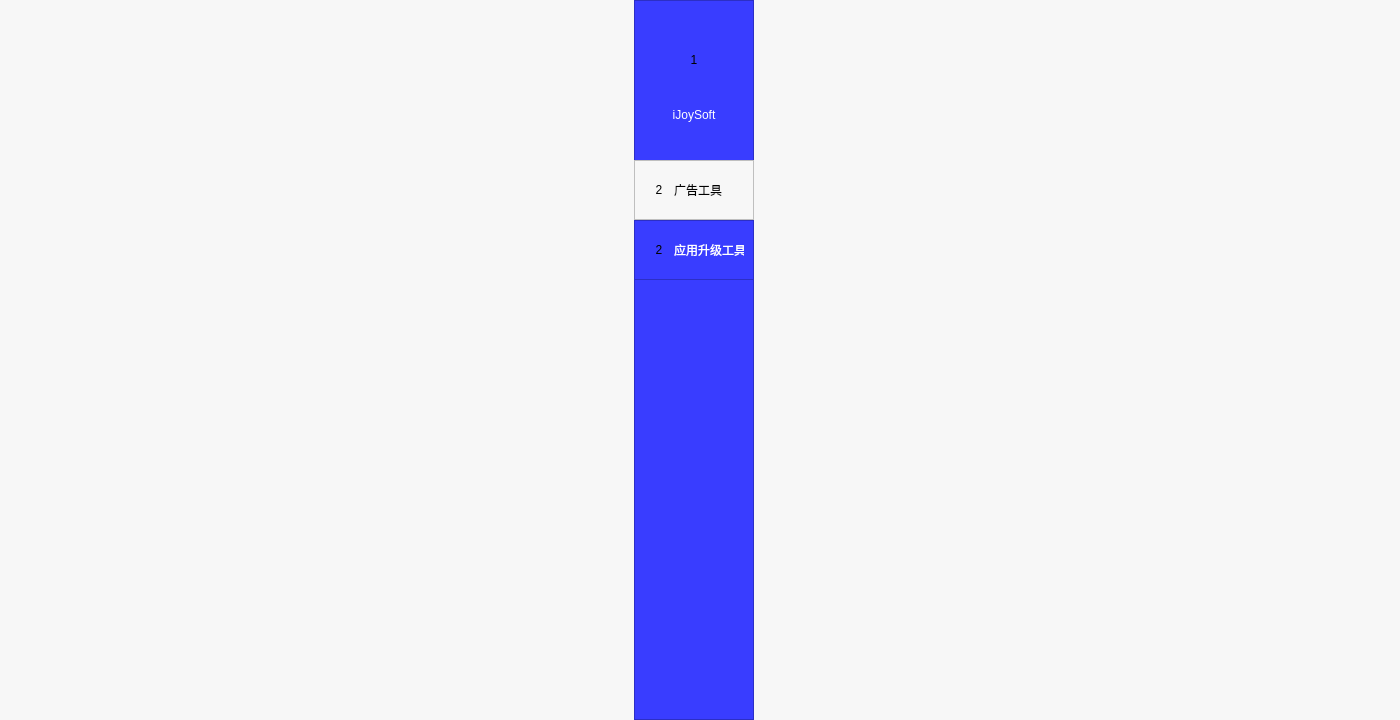
First picture: the form in gui/main/main_window_ui.ui, repository WanKaKa/IjsGiftWall, before the edit.
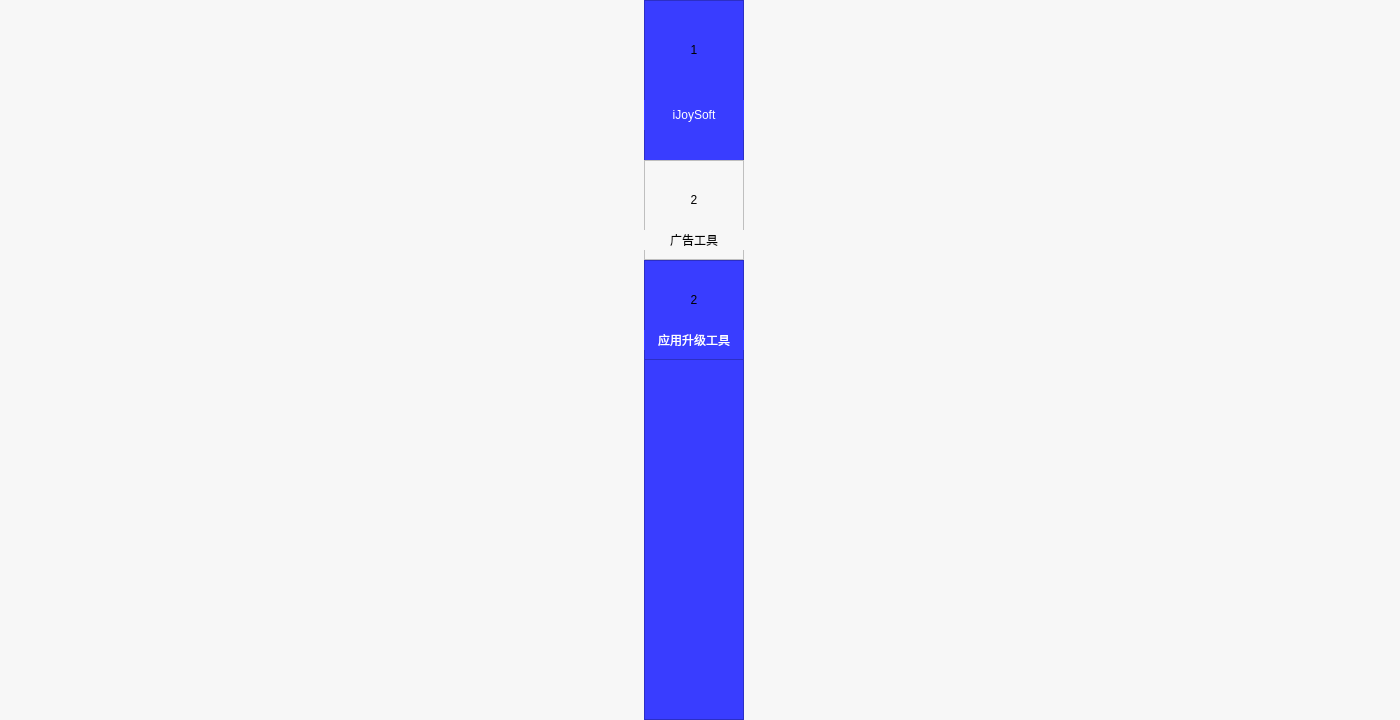
Second picture: the form after the edit.

The edit to the form file:
```diff
--- a/gui/main/main_window_ui.ui
+++ b/gui/main/main_window_ui.ui
@@ -50,13 +50,13 @@
        </property>
        <property name="minimumSize">
         <size>
-         <width>120</width>
+         <width>100</width>
          <height>0</height>
         </size>
        </property>
        <property name="maximumSize">
         <size>
-         <width>120</width>
+         <width>100</width>
          <height>16777215</height>
         </size>
        </property>
@@ -72,8 +72,8 @@
        <widget class="QLabel" name="icon">
         <property name="geometry">
          <rect>
-          <x>20</x>
-          <y>20</y>
+          <x>10</x>
+          <y>10</y>
           <width>80</width>
           <height>80</height>
          </rect>
@@ -90,8 +90,8 @@
          <rect>
           <x>0</x>
           <y>160</y>
-          <width>120</width>
-          <height>60</height>
+          <width>100</width>
+          <height>100</height>
          </rect>
         </property>
         <property name="styleSheet">
@@ -106,10 +106,10 @@
         <widget class="QLabel" name="menu_icon_1">
          <property name="geometry">
           <rect>
-           <x>10</x>
-           <y>15</y>
-           <width>30</width>
-           <height>30</height>
+           <x>30</x>
+           <y>20</y>
+           <width>40</width>
+           <height>40</height>
           </rect>
          </property>
          <property name="text">
@@ -122,10 +122,10 @@
         <widget class="QLabel" name="menu_title_1">
          <property name="geometry">
           <rect>
-           <x>40</x>
-           <y>15</y>
-           <width>70</width>
-           <height>30</height>
+           <x>0</x>
+           <y>70</y>
+           <width>100</width>
+           <height>20</height>
           </rect>
          </property>
          <property name="styleSheet">
@@ -136,7 +136,7 @@
           <string>广告工具</string>
          </property>
          <property name="alignment">
-          <set>Qt::AlignLeading|Qt::AlignLeft|Qt::AlignVCenter</set>
+          <set>Qt::AlignCenter</set>
          </property>
         </widget>
        </widget>
@@ -144,9 +144,9 @@
         <property name="geometry">
          <rect>
           <x>0</x>
-          <y>220</y>
-          <width>120</width>
-          <height>60</height>
+          <y>260</y>
+          <width>100</width>
+          <height>100</height>
          </rect>
         </property>
         <property name="frameShape">
@@ -158,10 +158,10 @@
         <widget class="QLabel" name="menu_icon_2">
          <property name="geometry">
           <rect>
-           <x>10</x>
-           <y>15</y>
-           <width>30</width>
-           <height>30</height>
+           <x>30</x>
+           <y>20</y>
+           <width>40</width>
+           <height>40</height>
           </rect>
          </property>
          <property name="text">
@@ -174,10 +174,10 @@
         <widget class="QLabel" name="menu_title_2">
          <property name="geometry">
           <rect>
-           <x>40</x>
-           <y>15</y>
-           <width>70</width>
-           <height>30</height>
+           <x>0</x>
+           <y>70</y>
+           <width>100</width>
+           <height>20</height>
           </rect>
          </property>
          <property name="styleSheet">
@@ -188,14 +188,14 @@
           <string>应用升级工具</string>
          </property>
          <property name="alignment">
-          <set>Qt::AlignLeading|Qt::AlignLeft|Qt::AlignVCenter</set>
+          <set>Qt::AlignCenter</set>
          </property>
         </widget>
        </widget>
        <widget class="QLabel" name="label">
         <property name="geometry">
          <rect>
-          <x>10</x>
+          <x>0</x>
           <y>100</y>
           <width>100</width>
           <height>30</height>
```
